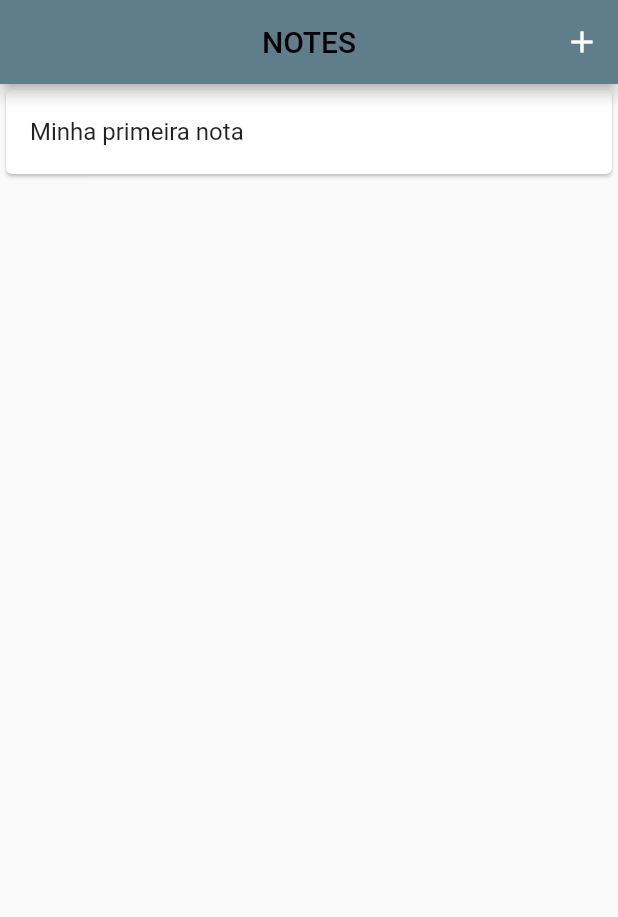
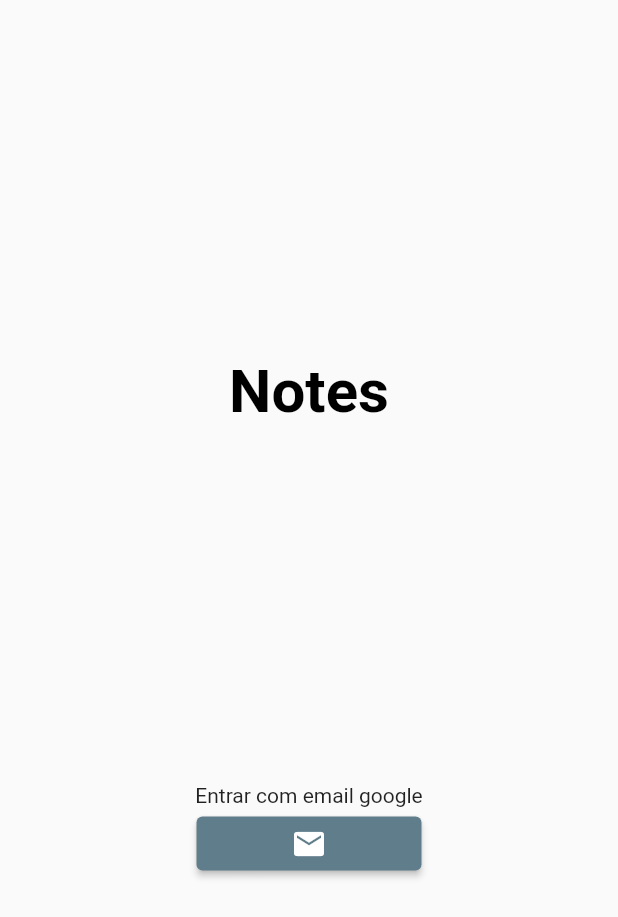
Before and after one commit to rfreitasbat/ignite_flutter_notes, a Flutter app: the screen it shows after launch, on a phone screen of 412 x 824 dp. Shown: the top 917 px of the screen. Run offline on Flutter 3.47's test engine with Material 2 defaults, Android fonts, the phone set to English and light mode, and no system bars; our stand-ins replace firebase_core, google_sign_in; accounts and stored records are empty.

Commit message:
adding social login in app

```diff
--- a/lib/app_widget.dart
+++ b/lib/app_widget.dart
@@ -1,6 +1,8 @@
 import 'package:flutter/material.dart';
-import 'package:notes/create_edit_note_page.dart';
-import 'package:notes/home_page.dart';
+import 'package:notes/modules/create_edit_note.dart/create_edit_note_page.dart';
+import 'package:notes/modules/home/home_page.dart';
+import 'package:notes/modules/login/login_page.dart';
+import 'package:notes/modules/splash/splash_page.dart';
 
 class AppWidget extends StatelessWidget {
   @override
@@ -8,10 +10,12 @@ class AppWidget extends StatelessWidget {
     return MaterialApp(
       theme: ThemeData(primarySwatch: Colors.blueGrey),
       title: "Notes",
-      initialRoute: "/home",
+      initialRoute: "/splash",
       routes: {
         "/home": (context) => HomePage(),
         "/create-edit-note": (context) => CreateEditNotePage(),
+        "/splash": (context) => SplashPage(),
+        "/login": (context) => LoginPage(),
       },
     );
   }
--- a/lib/create_edit_note_page.dart
+++ b/lib/modules/create_edit_note.dart/create_edit_note_page.dart
@@ -1,5 +1,5 @@
 import 'package:flutter/material.dart';
-import 'package:notes/button_widget.dart';
+import 'package:notes/modules/create_edit_note.dart/widget/button_widget.dart';
 
 class CreateEditNotePage extends StatefulWidget {
   @override
--- /dev/null
+++ b/lib/modules/login/login_controller.dart
@@ -0,0 +1,38 @@
+import 'package:flutter/material.dart';
+import 'package:notes/modules/login/login_service.dart';
+import 'package:notes/modules/login/login_state.dart';
+import 'package:notes/modules/login/model/user_model.dart';
+
+class LoginController {
+  UserModel? user;
+  LoginState state = LoginStateEmpty();
+  VoidCallback onUpdate;
+  final LoginService service;
+  Function(LoginState state)? onChange;
+
+  LoginController({required this.onUpdate, required this.service});
+
+  Future<void> googleSignIn() async {
+    try {
+      state = LoginStateLoading();
+      update();
+      final user = await service.googleSifnIn();
+      state = LoginStateSuccess(user: user);
+      update();
+    } catch (error) {
+      state = LoginStateFailure(massage: error.toString());
+      update();
+    }
+  }
+
+  void update() {
+    onUpdate();
+    if (onChange != null) {
+      onChange!(state);
+    }
+  }
+
+  void Listen(Function(LoginState state) onChange) {
+    this.onChange = onChange;
+  }
+}
--- /dev/null
+++ b/lib/modules/login/login_page.dart
@@ -0,0 +1,74 @@
+import 'package:flutter/material.dart';
+import 'package:notes/modules/login/login_controller.dart';
+import 'package:notes/modules/login/login_service.dart';
+import 'package:notes/modules/login/login_state.dart';
+
+class LoginPage extends StatefulWidget {
+  LoginPage({Key? key}) : super(key: key);
+
+  @override
+  _LoginPageState createState() => _LoginPageState();
+}
+
+class _LoginPageState extends State<LoginPage> {
+  late LoginController controller;
+
+  @override
+  void initState() {
+    controller = LoginController(
+        service: LoginServiceImpl(),
+        onUpdate: () {
+          if (controller.state is LoginStateSuccess) {
+            final user = (controller.state as LoginStateSuccess).user;
+            Navigator.pushReplacementNamed(context, "/home", arguments: user);
+          } else {
+            setState(() {});
+          }
+        });
+    super.initState();
+  }
+
+  @override
+  Widget build(BuildContext context) {
+    return Scaffold(
+      body: Column(
+        mainAxisAlignment: MainAxisAlignment.spaceEvenly,
+        children: [
+          Column(
+            children: [
+              Container(
+                child: Center(
+                  child: Text(
+                    "Notes",
+                    style: TextStyle(
+                        color: Colors.black,
+                        fontSize: 40,
+                        fontWeight: FontWeight.w700),
+                  ),
+                ),
+              ),
+            ],
+          ),
+          Column(
+            children: [
+              Container(
+                child: Text("Entrar com email google"),
+              ),
+              Container(
+                child: SizedBox(
+                  width: 150,
+                  child: ElevatedButton(
+                    child: Icon(Icons.email),
+                    onPressed: () async {
+                      controller.googleSignIn();
+                    },
+                  ),
+                ),
+              )
+            ],
+          )
+        ],
+      ),
+    );
+  }
+}
--- /dev/null
+++ b/lib/modules/login/login_service.dart
@@ -0,0 +1,19 @@
+import 'package:google_sign_in/google_sign_in.dart';
+import 'package:notes/modules/login/model/user_model.dart';
+
+abstract class LoginService {
+  Future<UserModel> googleSifnIn();
+}
+
+class LoginServiceImpl implements LoginService {
+  @override
+  Future<UserModel> googleSifnIn() async {
+    GoogleSignIn _googleSignIn = GoogleSignIn(
+      scopes: [
+        'email',
+      ],
+    );
+    final account = await _googleSignIn.signIn();
+    return UserModel.google(account!);
+  }
+}
--- /dev/null
+++ b/lib/modules/login/login_state.dart
@@ -0,0 +1,17 @@
+import 'package:notes/modules/login/model/user_model.dart';
+
+abstract class LoginState {}
+
+class LoginStateEmpty extends LoginState {}
+
+class LoginStateLoading extends LoginState {}
+
+class LoginStateFailure extends LoginState {
+  final String massage;
+  LoginStateFailure({required this.massage});
+}
+
+class LoginStateSuccess extends LoginState {
+  final UserModel user;
+  LoginStateSuccess({required this.user});
+}
--- /dev/null
+++ b/lib/modules/login/model/user_model.dart
@@ -0,0 +1,23 @@
+import 'package:google_sign_in/google_sign_in.dart';
+
+class UserModel {
+  final String? name;
+  final String email;
+  final String? photoUrl;
+  final String id;
+
+  UserModel({
+    this.name,
+    required this.email,
+    this.photoUrl,
+    required this.id,
+  });
+
+  factory UserModel.google(GoogleSignInAccount account) {
+    return UserModel(
+        name: account.displayName,
+        email: account.email,
+        photoUrl: account.photoUrl,
+        id: account.id);
+  }
+}
--- a/pubspec.yaml
+++ b/pubspec.yaml
@@ -28,6 +28,8 @@ dependencies:
   # The following adds the Cupertino Icons font to your application.
   # Use with the CupertinoIcons class for iOS style icons.
   cupertino_icons: ^1.0.2
+  google_sign_in: ^5.0.5
+  firebase_core: ^1.4.0
 
 dev_dependencies:
   flutter_test:
```
Also changed, not shown: lib/modules/home/home_page.dart (renamed from lib/home_page.dart, +8 -1 lines), lib/modules/splash/splash_page.dart (added, +44 -0 lines), lib/modules/create_edit_note.dart/widget/button_widget.dart (renamed from lib/button_widget.dart), pubspec.lock, 28 other files.
